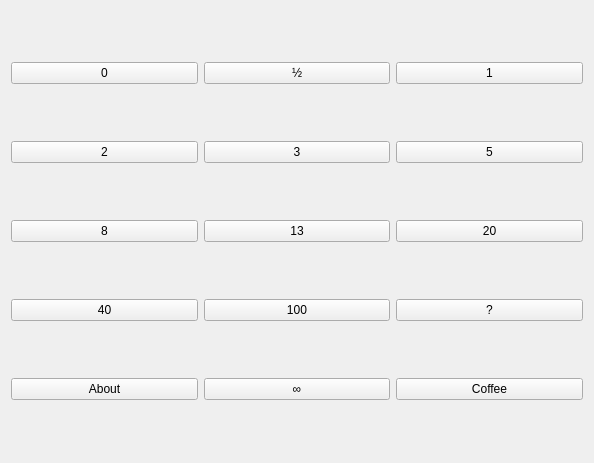
Qt form mainwindow.ui (vranki/PPCards) before a commit.
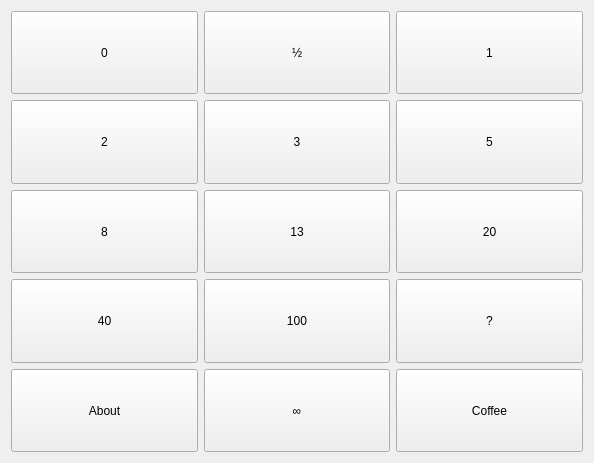
The same form after that commit. Icons and pictures are not drawn.

Commit message: Changed button vertical policy to get larger buttons. Merged taplax's settings patch.

Patch:
```diff
--- a/mainwindow.ui
+++ b/mainwindow.ui
@@ -24,7 +24,7 @@
     <item row="0" column="0">
      <widget class="QPushButton" name="pushButton0">
       <property name="sizePolicy">
-       <sizepolicy hsizetype="Minimum" vsizetype="Fixed">
+       <sizepolicy hsizetype="Minimum" vsizetype="Expanding">
         <horstretch>0</horstretch>
         <verstretch>0</verstretch>
        </sizepolicy>
@@ -36,6 +36,12 @@
     </item>
     <item row="0" column="1">
      <widget class="QPushButton" name="pushButtonHalf">
+      <property name="sizePolicy">
+       <sizepolicy hsizetype="Minimum" vsizetype="Expanding">
+        <horstretch>0</horstretch>
+        <verstretch>0</verstretch>
+       </sizepolicy>
+      </property>
       <property name="text">
        <string>½</string>
       </property>
@@ -43,6 +49,12 @@
     </item>
     <item row="0" column="2">
      <widget class="QPushButton" name="pushButton1">
+      <property name="sizePolicy">
+       <sizepolicy hsizetype="Minimum" vsizetype="Expanding">
+        <horstretch>0</horstretch>
+        <verstretch>0</verstretch>
+       </sizepolicy>
+      </property>
       <property name="text">
        <string>1</string>
       </property>
@@ -50,6 +62,12 @@
     </item>
     <item row="1" column="0">
      <widget class="QPushButton" name="pushButton2">
+      <property name="sizePolicy">
+       <sizepolicy hsizetype="Minimum" vsizetype="Expanding">
+        <horstretch>0</horstretch>
+        <verstretch>0</verstretch>
+       </sizepolicy>
+      </property>
       <property name="text">
        <string>2</string>
       </property>
@@ -57,6 +75,12 @@
     </item>
     <item row="1" column="1">
      <widget class="QPushButton" name="pushButton3">
+      <property name="sizePolicy">
+       <sizepolicy hsizetype="Minimum" vsizetype="Expanding">
+        <horstretch>0</horstretch>
+        <verstretch>0</verstretch>
+       </sizepolicy>
+      </property>
       <property name="text">
        <string>3</string>
       </property>
@@ -64,6 +88,12 @@
     </item>
     <item row="1" column="2">
      <widget class="QPushButton" name="pushButton5">
+      <property name="sizePolicy">
+       <sizepolicy hsizetype="Minimum" vsizetype="Expanding">
+        <horstretch>0</horstretch>
+        <verstretch>0</verstretch>
+       </sizepolicy>
+      </property>
       <property name="text">
        <string>5</string>
       </property>
@@ -71,6 +101,12 @@
     </item>
     <item row="2" column="0">
      <widget class="QPushButton" name="pushButton8">
+      <property name="sizePolicy">
+       <sizepolicy hsizetype="Minimum" vsizetype="Expanding">
+        <horstretch>0</horstretch>
+        <verstretch>0</verstretch>
+       </sizepolicy>
+      </property>
       <property name="text">
        <string>8</string>
       </property>
@@ -78,6 +114,12 @@
     </item>
     <item row="2" column="1">
      <widget class="QPushButton" name="pushButton13">
+      <property name="sizePolicy">
+       <sizepolicy hsizetype="Minimum" vsizetype="Expanding">
+        <horstretch>0</horstretch>
+        <verstretch>0</verstretch>
+       </sizepolicy>
+      </property>
       <property name="text">
        <string>13</string>
       </property>
@@ -85,6 +127,12 @@
     </item>
     <item row="2" column="2">
      <widget class="QPushButton" name="pushButton20">
+      <property name="sizePolicy">
+       <sizepolicy hsizetype="Minimum" vsizetype="Expanding">
+        <horstretch>0</horstretch>
+        <verstretch>0</verstretch>
+       </sizepolicy>
+      </property>
       <property name="text">
        <string>20</string>
       </property>
@@ -92,6 +140,12 @@
     </item>
     <item row="3" column="0">
      <widget class="QPushButton" name="pushButton40">
+      <property name="sizePolicy">
+       <sizepolicy hsizetype="Minimum" vsizetype="Expanding">
+        <horstretch>0</horstretch>
+        <verstretch>0</verstretch>
+       </sizepolicy>
+      </property>
       <property name="text">
        <string>40</string>
       </property>
@@ -99,6 +153,12 @@
     </item>
     <item row="3" column="1">
      <widget class="QPushButton" name="pushButton100">
+      <property name="sizePolicy">
+       <sizepolicy hsizetype="Minimum" vsizetype="Expanding">
+        <horstretch>0</horstretch>
+        <verstretch>0</verstretch>
+       </sizepolicy>
+      </property>
       <property name="text">
        <string>100</string>
       </property>
@@ -106,6 +166,12 @@
     </item>
     <item row="3" column="2">
      <widget class="QPushButton" name="pushButtonUnknown">
+      <property name="sizePolicy">
+       <sizepolicy hsizetype="Minimum" vsizetype="Expanding">
+        <horstretch>0</horstretch>
+        <verstretch>0</verstretch>
+       </sizepolicy>
+      </property>
       <property name="text">
        <string>?</string>
       </property>
@@ -113,6 +179,12 @@
     </item>
     <item row="4" column="0">
      <widget class="QPushButton" name="pushButtonAbout">
+      <property name="sizePolicy">
+       <sizepolicy hsizetype="Minimum" vsizetype="Expanding">
+        <horstretch>0</horstretch>
+        <verstretch>0</verstretch>
+       </sizepolicy>
+      </property>
       <property name="text">
        <string>About</string>
       </property>
@@ -120,6 +192,12 @@
     </item>
     <item row="4" column="1">
      <widget class="QPushButton" name="pushButtonInf">
+      <property name="sizePolicy">
+       <sizepolicy hsizetype="Minimum" vsizetype="Expanding">
+        <horstretch>0</horstretch>
+        <verstretch>0</verstretch>
+       </sizepolicy>
+      </property>
       <property name="text">
        <string>∞</string>
       </property>
@@ -127,6 +205,12 @@
     </item>
     <item row="4" column="2">
      <widget class="QPushButton" name="pushButtonCoffee">
+      <property name="sizePolicy">
+       <sizepolicy hsizetype="Minimum" vsizetype="Expanding">
+        <horstretch>0</horstretch>
+        <verstretch>0</verstretch>
+       </sizepolicy>
+      </property>
       <property name="text">
        <string>Coffee</string>
       </property>
```
